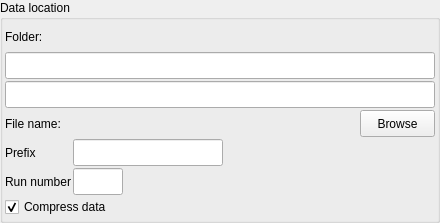
Qt form BlissFramework/Bricks/widgets/ui_files/Qt4_data_path_widget_vertical_layout.ui (mxcube/mxcubeqt) before a commit.
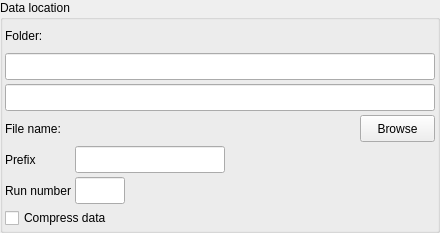
The same form after that commit.

Patch:
```diff
--- a/BlissFramework/Bricks/widgets/ui_files/Qt4_data_path_widget_vertical_layout.ui
+++ b/BlissFramework/Bricks/widgets/ui_files/Qt4_data_path_widget_vertical_layout.ui
@@ -7,7 +7,7 @@
     <x>0</x>
     <y>0</y>
     <width>440</width>
-    <height>223</height>
+    <height>232</height>
    </rect>
   </property>
   <property name="windowTitle">
@@ -38,7 +38,7 @@
          <number>0</number>
         </property>
         <property name="spacing">
-         <number>2</number>
+         <number>4</number>
         </property>
         <item row="0" column="0">
          <widget class="QLabel" name="folder_label">
@@ -111,6 +111,12 @@
         </item>
         <item row="1" column="0" colspan="4">
          <widget class="QLineEdit" name="base_path_ledit">
+          <property name="sizePolicy">
+           <sizepolicy hsizetype="Preferred" vsizetype="Fixed">
+            <horstretch>0</horstretch>
+            <verstretch>0</verstretch>
+           </sizepolicy>
+          </property>
           <property name="minimumSize">
            <size>
             <width>410</width>
@@ -168,6 +174,12 @@
         </item>
         <item row="2" column="0" colspan="4">
          <widget class="QLineEdit" name="folder_ledit">
+          <property name="sizePolicy">
+           <sizepolicy hsizetype="Preferred" vsizetype="Fixed">
+            <horstretch>0</horstretch>
+            <verstretch>0</verstretch>
+           </sizepolicy>
+          </property>
           <property name="minimumSize">
            <size>
             <width>0</width>
@@ -236,7 +248,7 @@
            <string>Compress data</string>
           </property>
           <property name="checked">
-           <bool>true</bool>
+           <bool>false</bool>
           </property>
          </widget>
         </item>
```
